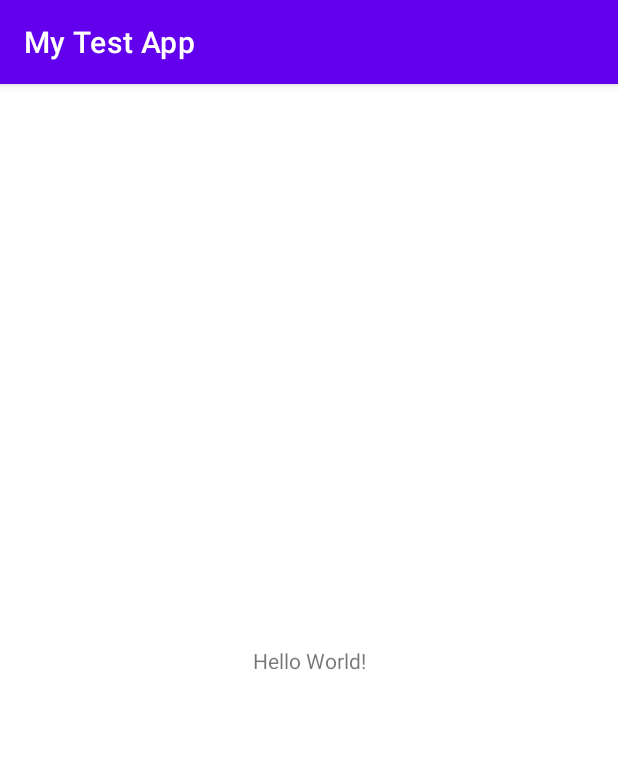
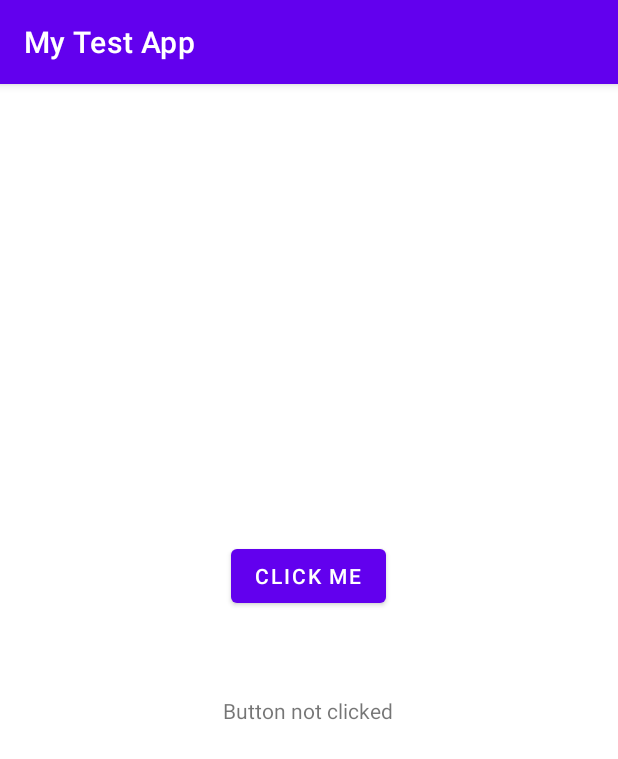
Before and after one commit to kriti-ixix/android130, an Android app: the screen it shows after launch (MainActivity), on a phone screen of 412 x 824 dp. Shown: the top 759 px of the screen. Run offline under Robolectric (Android 15) with nearby library versions, the phone set to English and light mode, and no system bars.

Commit message:
simple design, registering components & onclicklistener

```diff
--- a/app/src/main/java/com/kriti/android1_30/MainActivity.java
+++ b/app/src/main/java/com/kriti/android1_30/MainActivity.java
@@ -3,6 +3,10 @@ package com.kriti.android1_30;
 import androidx.appcompat.app.AppCompatActivity;
 
 import android.os.Bundle;
+import android.util.Log;
+import android.view.View;
+import android.widget.Button;
+import android.widget.TextView;
 
 public class MainActivity extends AppCompatActivity {
 
@@ -10,5 +14,17 @@ public class MainActivity extends AppCompatActivity {
     protected void onCreate(Bundle savedInstanceState) {
         super.onCreate(savedInstanceState);
         setContentView(R.layout.activity_main);
+
+        // Registering the components
+        Button button = findViewById(R.id.button);
+        TextView text = findViewById(R.id.textView);
+
+        // Code for whenever button is clicked
+        button.setOnClickListener(new View.OnClickListener() {
+            @Override
+            public void onClick(View view) {
+                text.setText("Button is now clicked!");
+            }
+        });
     }
 }
--- a/app/src/main/res/layout/activity_main.xml
+++ b/app/src/main/res/layout/activity_main.xml
@@ -6,13 +6,27 @@
     android:layout_height="match_parent"
     tools:context=".MainActivity">
 
-    <TextView
+    <Button
+        android:id="@+id/button"
         android:layout_width="wrap_content"
         android:layout_height="wrap_content"
-        android:text="Hello World!"
-        app:layout_constraintBottom_toBottomOf="parent"
-        app:layout_constraintLeft_toLeftOf="parent"
-        app:layout_constraintRight_toRightOf="parent"
+        android:layout_marginStart="158dp"
+        android:layout_marginTop="304dp"
+        android:layout_marginEnd="159dp"
+        android:text="Click Me"
+        app:layout_constraintEnd_toEndOf="parent"
+        app:layout_constraintStart_toStartOf="parent"
         app:layout_constraintTop_toTopOf="parent" />
 
+    <TextView
+        android:id="@+id/textView"
+        android:layout_width="wrap_content"
+        android:layout_height="wrap_content"
+        android:layout_marginStart="176dp"
+        android:layout_marginTop="56dp"
+        android:layout_marginEnd="177dp"
+        android:text="Button not clicked"
+        app:layout_constraintEnd_toEndOf="parent"
+        app:layout_constraintStart_toStartOf="parent"
+        app:layout_constraintTop_toBottomOf="@+id/button" />
 </androidx.constraintlayout.widget.ConstraintLayout>
```
